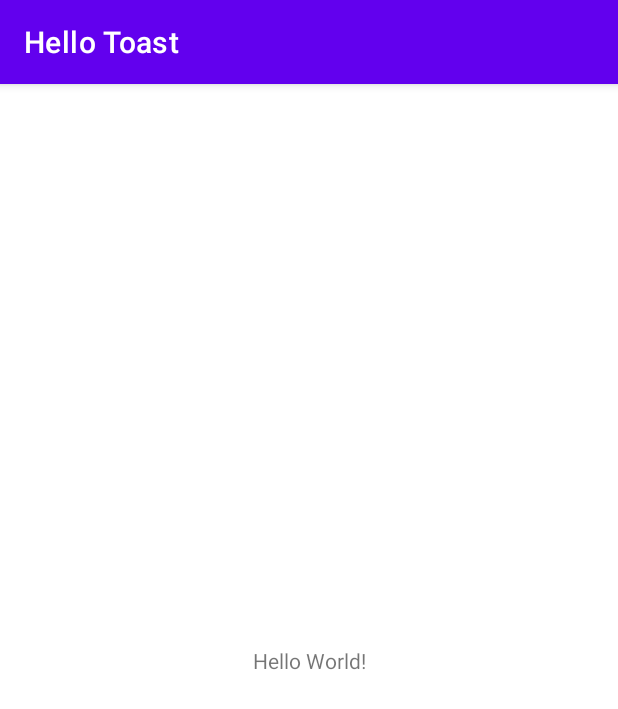
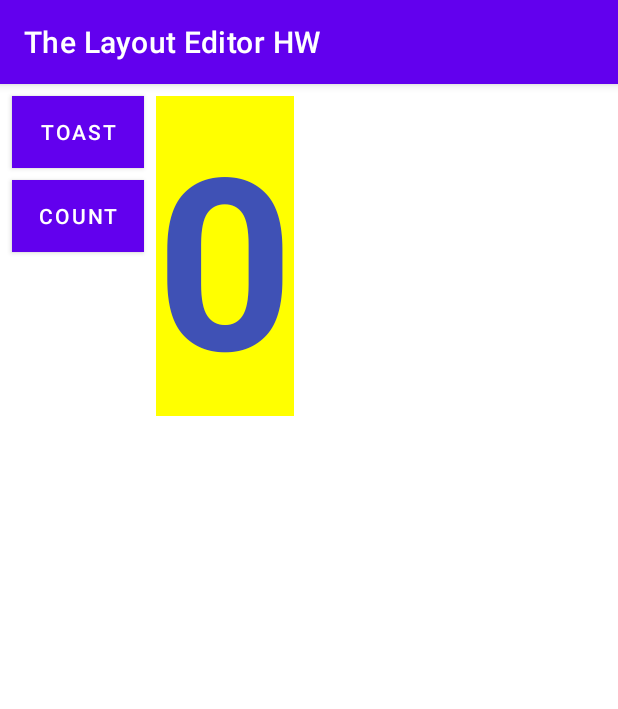
Before and after one commit to pangeni/The-Layout-Editor, an Android app: the screen it shows after launch (MainActivity), on a phone screen of 412 x 824 dp. Shown: the top 709 px of the screen. Run offline under Robolectric (Android 15) with nearby library versions, the phone set to English and light mode, and no system bars.

Commit message:
Home Work

```diff
--- a/app/src/main/java/com/example/thelayouteditors/MainActivity.java
+++ b/app/src/main/java/com/example/thelayouteditors/MainActivity.java
@@ -3,11 +3,42 @@ package com.example.thelayouteditors;
 import androidx.appcompat.app.AppCompatActivity;
 
 import android.os.Bundle;
+import android.util.Log;
+import android.view.View;
+import android.widget.Button;
+import android.widget.TextView;
+import android.widget.Toast;
 
 public class MainActivity extends AppCompatActivity {
+    private Button button1, button2 ;
+    private TextView text;
+    private int count;
+
+
     @Override
     protected void onCreate(Bundle savedInstanceState) {
         super.onCreate(savedInstanceState);
         setContentView(R.layout.activity_main);
+
+        button1 = findViewById(R.id.button_count);
+        button2 = findViewById(R.id.button_toast);
+
+        text = findViewById(R.id.show_count);
+
+        button1.setOnClickListener(new View.OnClickListener() {
+            @Override
+            public void onClick(View view) {
+                count++ ;
+                text.setText(""+ count);
+            }
+        });
+        button2.setOnClickListener(new View.OnClickListener() {
+            @Override
+            public void onClick(View view) {
+                Toast.makeText(MainActivity.this, "Hello Toast", Toast.LENGTH_LONG).show();
+                count = 0 ;
+                text.setText(""+ count);
+            }
+        });
     }
 }
--- a/app/src/main/res/layout/activity_main.xml
+++ b/app/src/main/res/layout/activity_main.xml
@@ -1,17 +1,50 @@
 <?xml version="1.0" encoding="utf-8"?>
-<androidx.constraintlayout.widget.ConstraintLayout xmlns:android="http://schemas.android.com/apk/res/android"
+<androidx.constraintlayout.widget.ConstraintLayout
+    xmlns:android="http://schemas.android.com/apk/res/android"
     xmlns:app="http://schemas.android.com/apk/res-auto"
     xmlns:tools="http://schemas.android.com/tools"
     android:layout_width="match_parent"
     android:layout_height="match_parent"
     tools:context=".MainActivity">
 
-    <TextView
+    <Button
+        android:id="@+id/button_toast"
         android:layout_width="wrap_content"
         android:layout_height="wrap_content"
-        android:text="Hello World!"
-        app:layout_constraintBottom_toBottomOf="parent"
-        app:layout_constraintLeft_toLeftOf="parent"
-        app:layout_constraintRight_toRightOf="parent"
+        android:layout_marginStart="8dp"
+        android:layout_marginTop="8dp"
+        android:background="@color/colorPrimary"
+        android:text="@string/button_label_toast"
+        android:textColor="@android:color/white"
+        app:layout_constraintStart_toStartOf="parent"
         app:layout_constraintTop_toTopOf="parent" />
+
+    <Button
+        android:id="@+id/button_count"
+        android:layout_width="wrap_content"
+        android:layout_height="wrap_content"
+        android:layout_marginStart="8dp"
+        android:layout_marginTop="8dp"
+        android:background="@color/colorPrimary"
+        android:text="@string/button_label_count"
+        android:textColor="@android:color/white"
+        app:layout_constraintStart_toStartOf="parent"
+        app:layout_constraintTop_toBottomOf="@+id/button_toast" />
+
+    <TextView
+        android:id="@+id/show_count"
+        android:layout_width="wrap_content"
+        android:layout_height="wrap_content"
+        android:layout_marginStart="8dp"
+        android:layout_marginTop="8dp"
+        android:background="#FFFF00"
+        android:gravity="center"
+        android:text="@string/count_initial_value"
+        android:textAlignment="center"
+        android:textColor="@color/colorPrimary"
+        android:textSize="160sp"
+        android:textStyle="bold"
+        app:layout_constraintStart_toEndOf="@+id/button_toast"
+        app:layout_constraintTop_toTopOf="parent" />
+
 </androidx.constraintlayout.widget.ConstraintLayout>
--- a/app/src/main/res/values/strings.xml
+++ b/app/src/main/res/values/strings.xml
@@ -1,5 +1,5 @@
 <resources>
-    <string name="app_name">Hello Toast</string>
+    <string name="app_name">The Layout Editor HW</string>
     <string name="button_label_toast">Toast</string>
     <string name="button_label_count">Count</string>
     <string name="count_initial_value">0</string>
```
